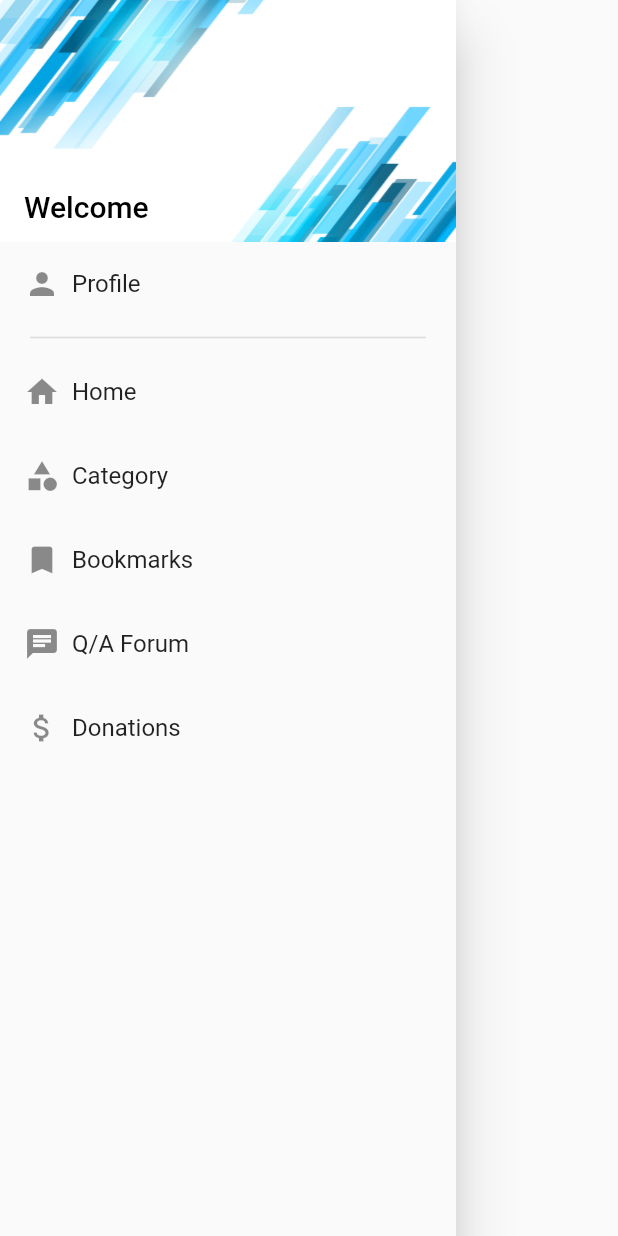
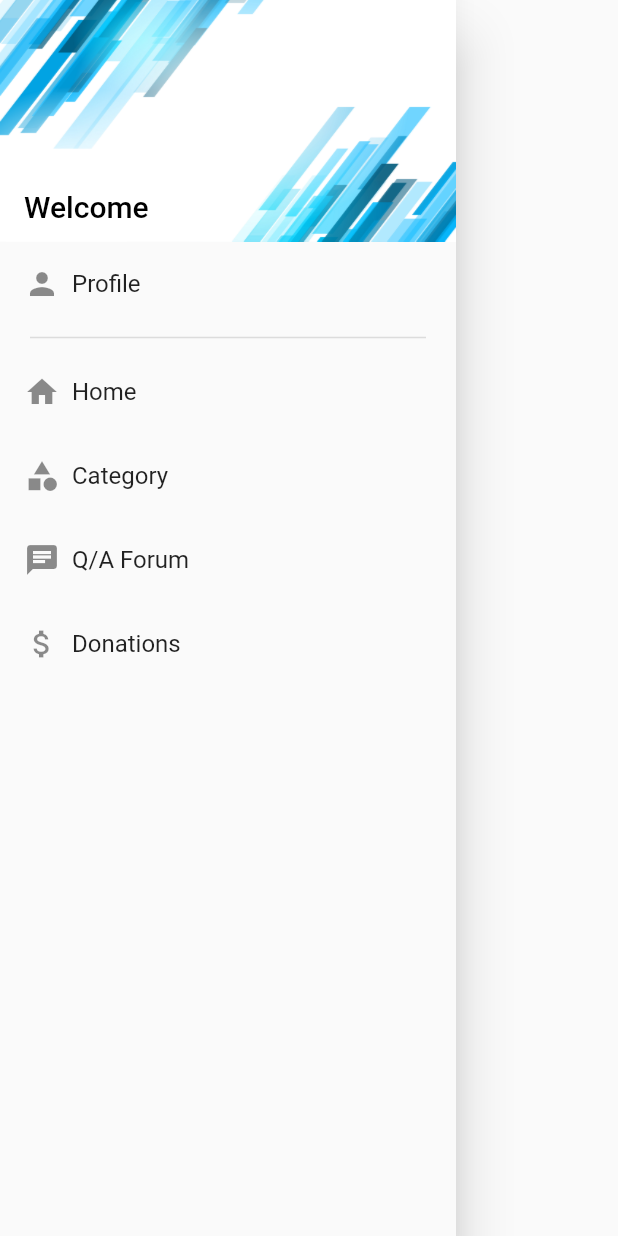
Before and after one commit to SatishKumar9/wellbe_mobile, a Flutter app: the AppDrawer widget shown alone on an empty page, opened directly, on a phone screen of 412 x 824 dp. Run offline on Flutter 3.47's test engine with Material 2 defaults, Android fonts, the phone set to English and light mode, and no system bars; our stand-ins replace flutter_secure_storage, geolocator, google_maps_flutter; accounts and stored records are empty; network calls fail.

Commit message:
map bug fixes

```diff
--- a/lib/src/pages/drawer.dart
+++ b/lib/src/pages/drawer.dart
@@ -134,23 +134,23 @@ class _drawer extends State<AppDrawer> {
                   new MaterialPageRoute(builder: (context) => CategoriesPage()));
             },
           ),
-          ListTile(
-            title: Row(
-              children: <Widget>[
-                Icon(Icons.bookmark),
-                Padding(
-                  padding: EdgeInsets.only(left: 8.0),
-                  child: Text('Bookmarks'),
-                )
-              ],
-            ),
-            onTap: () {
-              Navigator.push(
-                context,
-                new MaterialPageRoute(builder: (context) => RecomendedPage()),
-              );
-            },
-          ),
+          // ListTile(
+          //   title: Row(
+          //     children: <Widget>[
+          //       Icon(Icons.bookmark),
+          //       Padding(
+          //         padding: EdgeInsets.only(left: 8.0),
+          //         child: Text('Bookmarks'),
+          //       )
+          //     ],
+          //   ),
+          //   onTap: () {
+          //     Navigator.push(
+          //       context,
+          //       new MaterialPageRoute(builder: (context) => RecomendedPage()),
+          //     );
+          //   },
+          // ),
           ListTile(
             title: Row(
               children: <Widget>[
--- a/lib/src/pages/places_search_map.dart
+++ b/lib/src/pages/places_search_map.dart
@@ -43,7 +43,6 @@ class _PlacesSearchMapSample extends State<PlacesSearchMapSample> {
   void initState() {
     super.initState();
     _getLocation();
-    searchNearby(latitude, longitude);
   }
 
   Future<void> _getLocation() async {
@@ -58,6 +57,7 @@ class _PlacesSearchMapSample extends State<PlacesSearchMapSample> {
       latitude = currentLocation.latitude;
       longitude = currentLocation.longitude;
     });
+    searchNearby(latitude, longitude);
   }
 
   @override
@@ -97,7 +97,6 @@ class _PlacesSearchMapSample extends State<PlacesSearchMapSample> {
 
   void searchNearby(double latitude, double longitude) async {
     print("searching nearby $latitude $longitude");
-    Duration(seconds: 2);
     setState(() {
       markers.clear();
     });
```
Also changed, not shown: 1 other file.
